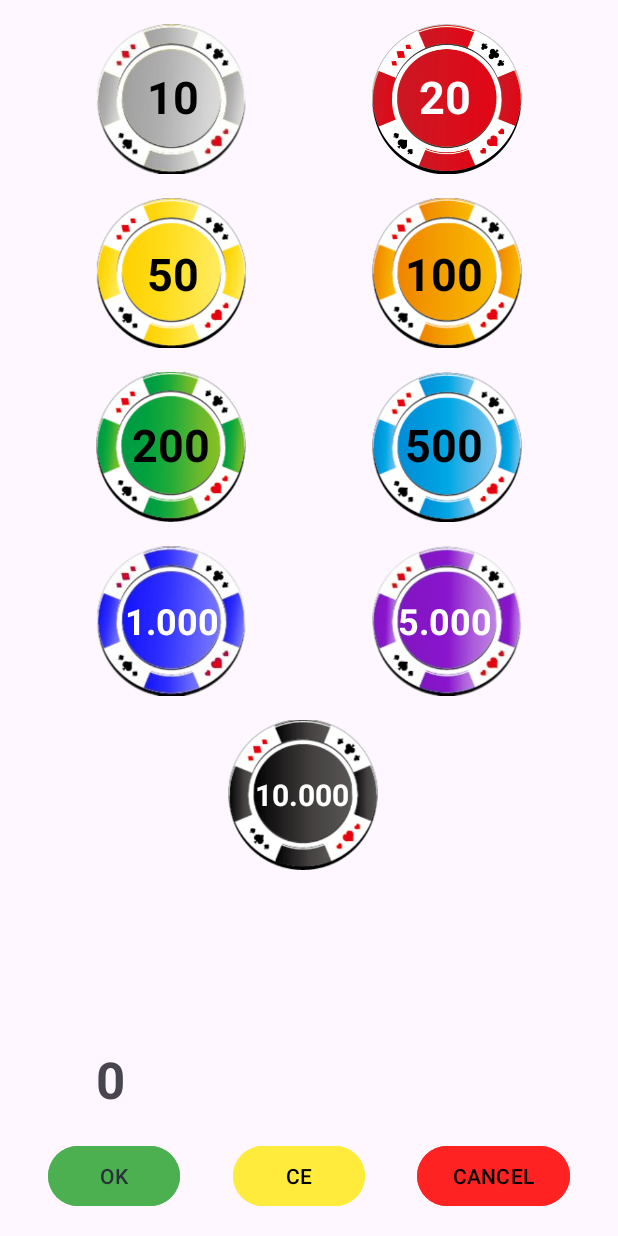
After one commit to AlessandroMaini/ChipsManager, an Android app: the BetActivity screen opened directly, with no data from a screen before it, on a phone screen of 412 x 824 dp. The commit adds this screen. Run offline under Robolectric (Android 15) with nearby library versions, the phone set to English and light mode, and no system bars.

Commit message:
update 03.09

```diff
--- a/app/src/main/AndroidManifest.xml
+++ b/app/src/main/AndroidManifest.xml
@@ -12,6 +12,9 @@
         android:supportsRtl="true"
         android:theme="@style/Theme.ChipsManager"
         tools:targetApi="31">
+        <activity
+            android:name=".BetActivity"
+            android:exported="false" />
         <activity
             android:name=".LobbyActivity"
             android:exported="false" />
--- /dev/null
+++ b/app/src/main/java/com/example/chipsmanager/BetActivity.java
@@ -0,0 +1,109 @@
+package com.example.chipsmanager;
+
+import androidx.appcompat.app.AppCompatActivity;
+
+import android.content.Intent;
+import android.os.Bundle;
+import android.view.View;
+import android.widget.Button;
+import android.widget.ImageButton;
+import android.widget.TextView;
+import android.widget.Toast;
+
+public class BetActivity extends AppCompatActivity {
+    private ImageButton chip0;
+    private ImageButton chip1;
+    private ImageButton chip2;
+    private ImageButton chip3;
+    private ImageButton chip4;
+    private ImageButton chip5;
+    private ImageButton chip6;
+    private ImageButton chip7;
+    private ImageButton chip8;
+    private Button ok;
+    private Button cancel;
+    private Button reset;
+    private TextView bet_import;
+
+
+    @Override
+    protected void onCreate(Bundle savedInstanceState) {
+        super.onCreate(savedInstanceState);
+        setContentView(R.layout.activity_bet);
+
+        chip0 = findViewById(R.id.chip0);
+        chip1 = findViewById(R.id.chip1);
+        chip2 = findViewById(R.id.chip2);
+        chip3 = findViewById(R.id.chip3);
+        chip4 = findViewById(R.id.chip4);
+        chip5 = findViewById(R.id.chip5);
+        chip6 = findViewById(R.id.chip6);
+        chip7 = findViewById(R.id.chip7);
+        chip8 = findViewById(R.id.chip8);
+        ok = findViewById(R.id.ok_bet);
+        cancel = findViewById(R.id.cancel_bet);
+        reset = findViewById(R.id.reset_bet);
+        bet_import = findViewById(R.id.bet_import);
+
+        String type = getIntent().getStringExtra("Type");
+        String lobby_name = getIntent().getStringExtra("Lobby");
+        String user_name = getIntent().getStringExtra("User");
+        bet_import.setText("0");
+
+        chip0.setOnClickListener(v -> showBetImport(bet_import, 10));
+
+        chip1.setOnClickListener(v -> showBetImport(bet_import, 20));
+
+        chip2.setOnClickListener(v -> showBetImport(bet_import, 50));
+
+        chip3.setOnClickListener(v -> showBetImport(bet_import, 100));
+
+        chip4.setOnClickListener(v -> showBetImport(bet_import, 200));
+
+        chip5.setOnClickListener(v -> showBetImport(bet_import, 500));
+
+        chip6.setOnClickListener(v -> showBetImport(bet_import, 1000));
+
+        chip7.setOnClickListener(v -> showBetImport(bet_import, 5000));
+
+        chip8.setOnClickListener(v -> showBetImport(bet_import, 10000));
+
+        cancel.setOnClickListener(v -> {
+            startActivity(new Intent(BetActivity.this, LobbyActivity.class));
+            finish();
+        });
+
+        reset.setOnClickListener(new View.OnClickListener() {
+            @Override
+            public void onClick(View v) {
+                bet_import.setText("0");
+            }
+        });
+
+        ok.setOnClickListener(new View.OnClickListener() {
+            @Override
+            public void onClick(View v) {
+                if (type.equals("take")) {
+                    takePartialPot(lobby_name, user_name, bet_import);
+                } else {
+                    betImport(lobby_name, user_name, bet_import);
+                }
+                startActivity(new Intent(BetActivity.this, LobbyActivity.class));
+                finish();
+            }
+        });
+    }
+
+    private void betImport(String lobby_name, String user_name, TextView bet_import) {
+    }
+
+    private void takePartialPot(String lobby_name, String user_name, TextView bet_import) {
+
+    }
+
+    private void showBetImport(TextView bet_import, int add_value) {
+        int current_import = Integer.parseInt(bet_import.getText().toString());
+        current_import += add_value;
+        bet_import.setText(String.valueOf(current_import));
+    }
+}
--- a/app/src/main/java/com/example/chipsmanager/LobbyActivity.java
+++ b/app/src/main/java/com/example/chipsmanager/LobbyActivity.java
@@ -2,9 +2,15 @@ package com.example.chipsmanager;
 
 import android.content.Intent;
 import android.os.Bundle;
+import android.view.Gravity;
+import android.view.LayoutInflater;
+import android.view.MotionEvent;
+import android.view.View;
 import android.widget.ArrayAdapter;
 import android.widget.Button;
+import android.widget.LinearLayout;
 import android.widget.ListView;
+import android.widget.PopupWindow;
 import android.widget.TextView;
 import android.widget.Toast;
 
@@ -121,6 +127,17 @@ public class LobbyActivity extends AppCompatActivity {
 
         take_all.setOnClickListener(v -> withdrawAllPot(user_name, lobby_name));
 
+        take_partial.setOnClickListener(new View.OnClickListener() {
+            @Override
+            public void onClick(View v) {
+                Intent take_intent = new Intent(LobbyActivity.this, BetActivity.class);
+                take_intent.putExtra("Type", "take");
+                take_intent.putExtra("Lobby", lobby_name);
+                take_intent.putExtra("User", user_name);
+                startActivity(take_intent);
+            }
+        });
+
         bet.setOnClickListener(v -> potReference.get().addOnCompleteListener(task -> {
             if (task.isSuccessful()) {
                 userReference.child("balance").get().addOnCompleteListener(task1 -> {
@@ -190,4 +207,5 @@ public class LobbyActivity extends AppCompatActivity {
             }
         });
     }
+
 }
--- /dev/null
+++ b/app/src/main/res/layout/activity_bet.xml
@@ -0,0 +1,281 @@
+<?xml version="1.0" encoding="utf-8"?>
+<androidx.constraintlayout.widget.ConstraintLayout xmlns:android="http://schemas.android.com/apk/res/android"
+    xmlns:app="http://schemas.android.com/apk/res-auto"
+    xmlns:tools="http://schemas.android.com/tools"
+    android:layout_width="match_parent"
+    android:layout_height="match_parent"
+    tools:context=".BetActivity">
+
+    <ImageButton
+        android:id="@+id/chip0"
+        android:layout_width="100dp"
+        android:layout_height="100dp"
+        android:layout_marginStart="64dp"
+        android:layout_marginTop="16dp"
+        android:background="@drawable/chip_0"
+        app:layout_constraintStart_toStartOf="parent"
+        app:layout_constraintTop_toTopOf="parent"
+        tools:ignore="SpeakableTextPresentCheck"
+        android:importantForAccessibility="no" />
+
+    <ImageButton
+        android:id="@+id/chip1"
+        android:layout_width="100dp"
+        android:layout_height="100dp"
+        android:layout_marginTop="16dp"
+        android:layout_marginEnd="64dp"
+        android:background="@drawable/chip_1"
+        app:layout_constraintEnd_toEndOf="parent"
+        app:layout_constraintTop_toTopOf="parent"
+        tools:ignore="SpeakableTextPresentCheck"
+        android:importantForAccessibility="no" />
+
+    <ImageButton
+        android:id="@+id/chip2"
+        android:layout_width="100dp"
+        android:layout_height="100dp"
+        android:layout_marginStart="64dp"
+        android:layout_marginTop="16dp"
+        android:background="@drawable/chip_2"
+        app:layout_constraintStart_toStartOf="parent"
+        app:layout_constraintTop_toBottomOf="@+id/chip0"
+        tools:ignore="SpeakableTextPresentCheck"
+        android:importantForAccessibility="no" />
+
+    <ImageButton
+        android:id="@+id/chip3"
+        android:layout_width="100dp"
+        android:layout_height="100dp"
+        android:layout_marginTop="16dp"
+        android:layout_marginEnd="64dp"
+        android:background="@drawable/chip_3"
+        app:layout_constraintEnd_toEndOf="parent"
+        app:layout_constraintTop_toBottomOf="@+id/chip1"
+        tools:ignore="SpeakableTextPresentCheck"
+        android:importantForAccessibility="no" />
+
+    <ImageButton
+        android:id="@+id/chip4"
+        android:layout_width="100dp"
+        android:layout_height="100dp"
+        android:layout_marginStart="64dp"
+        android:layout_marginTop="16dp"
+        android:background="@drawable/chip_4"
+        app:layout_constraintStart_toStartOf="parent"
+        app:layout_constraintTop_toBottomOf="@+id/chip2"
+        tools:ignore="SpeakableTextPresentCheck"
+        android:importantForAccessibility="no" />
+
+    <ImageButton
+        android:id="@+id/chip5"
+        android:layout_width="100dp"
+        android:layout_height="100dp"
+        android:layout_marginTop="16dp"
+        android:layout_marginEnd="64dp"
+        android:background="@drawable/chip_5"
+        app:layout_constraintEnd_toEndOf="parent"
+        app:layout_constraintTop_toBottomOf="@+id/chip3"
+        tools:ignore="SpeakableTextPresentCheck"
+        android:importantForAccessibility="no" />
+
+    <ImageButton
+        android:id="@+id/chip6"
+        android:layout_width="100dp"
+        android:layout_height="100dp"
+        android:layout_marginStart="64dp"
+        android:layout_marginTop="16dp"
+        android:background="@drawable/chip_6"
+        app:layout_constraintStart_toStartOf="parent"
+        app:layout_constraintTop_toBottomOf="@+id/chip4"
+        tools:ignore="SpeakableTextPresentCheck"
+        android:importantForAccessibility="no" />
+
+    <ImageButton
+        android:id="@+id/chip7"
+        android:layout_width="100dp"
+        android:layout_height="100dp"
+        android:layout_marginTop="16dp"
+        android:layout_marginEnd="64dp"
+        android:background="@drawable/chip_7"
+        app:layout_constraintEnd_toEndOf="parent"
+        app:layout_constraintTop_toBottomOf="@+id/chip5"
+        tools:ignore="SpeakableTextPresentCheck"
+        android:importantForAccessibility="no" />
+
+    <ImageButton
+        android:id="@+id/chip8"
+        android:layout_width="100dp"
+        android:layout_height="100dp"
+        android:layout_marginStart="152dp"
+        android:layout_marginTop="16dp"
+        android:background="@drawable/chip_8"
+        app:layout_constraintStart_toStartOf="parent"
+        app:layout_constraintTop_toBottomOf="@+id/chip6"
+        tools:ignore="SpeakableTextPresentCheck"
+        android:importantForAccessibility="no" />
+
+    <TextView
+        android:id="@+id/textView13"
+        android:layout_width="wrap_content"
+        android:layout_height="wrap_content"
+        android:layout_marginStart="98dp"
+        android:layout_marginTop="44dp"
+        android:text="@string/_10"
+        android:textColor="#000000"
+        android:textSize="30sp"
+        android:textStyle="bold"
+        app:layout_constraintStart_toStartOf="parent"
+        app:layout_constraintTop_toTopOf="parent" />
+
+    <TextView
+        android:id="@+id/textView12"
+        android:layout_width="wrap_content"
+        android:layout_height="wrap_content"
+        android:layout_marginTop="44dp"
+        android:layout_marginEnd="98dp"
+        android:text="@string/_20"
+        android:textColor="#FFFFFF"
+        android:textSize="30sp"
+        android:textStyle="bold"
+        app:layout_constraintEnd_toEndOf="parent"
+        app:layout_constraintTop_toTopOf="parent" />
+
+    <TextView
+        android:id="@+id/textView11"
+        android:layout_width="wrap_content"
+        android:layout_height="wrap_content"
+        android:layout_marginStart="98dp"
+        android:layout_marginTop="162dp"
+        android:text="@string/_50"
+        android:textColor="#000000"
+        android:textSize="30sp"
+        android:textStyle="bold"
+        app:layout_constraintStart_toStartOf="parent"
+        app:layout_constraintTop_toTopOf="parent" />
+
+    <TextView
+        android:id="@+id/textView10"
+        android:layout_width="wrap_content"
+        android:layout_height="wrap_content"
+        android:layout_marginTop="162dp"
+        android:layout_marginEnd="90dp"
+        android:text="@string/_100"
+        android:textColor="#000000"
+        android:textSize="30sp"
+        android:textStyle="bold"
+        app:layout_constraintEnd_toEndOf="parent"
+        app:layout_constraintTop_toTopOf="parent" />
+
+    <TextView
+        android:id="@+id/textView9"
+        android:layout_width="wrap_content"
+        android:layout_height="wrap_content"
+        android:layout_marginStart="88dp"
+        android:layout_marginTop="276dp"
+        android:text="@string/_200"
+        android:textColor="#000000"
+        android:textSize="30sp"
+        android:textStyle="bold"
+        app:layout_constraintStart_toStartOf="parent"
+        app:layout_constraintTop_toTopOf="parent" />
+
+    <TextView
+        android:id="@+id/textView5"
+        android:layout_width="wrap_content"
+        android:layout_height="wrap_content"
+        android:layout_marginTop="276dp"
+        android:layout_marginEnd="90dp"
+        android:text="@string/_500"
+        android:textColor="#000000"
+        android:textSize="30sp"
+        android:textStyle="bold"
+        app:layout_constraintEnd_toEndOf="parent"
+        app:layout_constraintTop_toTopOf="parent" />
+
+    <TextView
+        android:id="@+id/textView7"
+        android:layout_width="wrap_content"
+        android:layout_height="wrap_content"
+        android:layout_marginStart="83dp"
+        android:layout_marginTop="397dp"
+        android:text="@string/_1_000"
+        android:textColor="#FFFFFF"
+        android:textSize="24sp"
+        android:textStyle="bold"
+        app:layout_constraintStart_toStartOf="parent"
+        app:layout_constraintTop_toTopOf="parent" />
+
+    <TextView
+        android:id="@+id/textView6"
+        android:layout_width="wrap_content"
+        android:layout_height="wrap_content"
+        android:layout_marginTop="397dp"
+        android:layout_marginEnd="84dp"
+        android:text="@string/_5_000"
+        android:textColor="#FFFFFF"
+        android:textSize="24sp"
+        android:textStyle="bold"
+        app:layout_constraintEnd_toEndOf="parent"
+        app:layout_constraintTop_toTopOf="parent" />
+
+    <TextView
+        android:id="@+id/textView8"
+        android:layout_width="wrap_content"
+        android:layout_height="wrap_content"
+        android:layout_marginStart="170dp"
+        android:layout_marginTop="516dp"
+        android:text="@string/_10_000"
+        android:textColor="#FFFFFF"
+        android:textSize="20sp"
+        android:textStyle="bold"
+        app:layout_constraintStart_toStartOf="parent"
+        app:layout_constraintTop_toTopOf="parent" />
+
+    <TextView
+        android:id="@+id/bet_import"
+        android:layout_width="wrap_content"
+        android:layout_height="wrap_content"
+        android:layout_marginStart="64dp"
+        android:layout_marginBottom="82dp"
+        android:textSize="34sp"
+        android:textStyle="bold"
+        app:layout_constraintBottom_toBottomOf="parent"
+        app:layout_constraintStart_toStartOf="parent" />
+
+    <Button
+        android:id="@+id/ok_bet"
+        android:layout_width="wrap_content"
+        android:layout_height="wrap_content"
+        android:layout_marginStart="32dp"
+        android:layout_marginBottom="16dp"
+        android:backgroundTint="#4CAF50"
+        android:text="@string/ok"
+        android:textColor="#263238"
+        app:layout_constraintBottom_toBottomOf="parent"
+        app:layout_constraintStart_toStartOf="parent" />
+
+    <Button
+        android:id="@+id/cancel_bet"
+        android:layout_width="wrap_content"
+        android:layout_height="wrap_content"
+        android:layout_marginEnd="32dp"
+        android:layout_marginBottom="16dp"
+        android:backgroundTint="#FF2222"
+        android:text="@string/cancel"
+        android:textColor="#000000"
+        app:layout_constraintBottom_toBottomOf="parent"
+        app:layout_constraintEnd_toEndOf="parent" />
+
+    <Button
+        android:id="@+id/reset_bet"
+        android:layout_width="wrap_content"
+        android:layout_height="wrap_content"
+        android:layout_marginStart="35dp"
+        android:layout_marginBottom="16dp"
+        android:backgroundTint="#FFEB3B"
+        android:text="@string/ce"
+        android:textColor="#000000"
+        app:layout_constraintBottom_toBottomOf="parent"
+        app:layout_constraintStart_toEndOf="@+id/ok_bet" />
+
+</androidx.constraintlayout.widget.ConstraintLayout>
--- a/app/src/main/res/values/strings.xml
+++ b/app/src/main/res/values/strings.xml
@@ -18,4 +18,16 @@
     <string name="take_partial">Take PARTIAL</string>
     <string name="bet">BET</string>
     <string name="fold">FOLD</string>
+    <string name="_10">10</string>
+    <string name="_20">20</string>
+    <string name="_50">50</string>
+    <string name="_100">100</string>
+    <string name="_200">200</string>
+    <string name="_500">500</string>
+    <string name="_1_000">1.000</string>
+    <string name="_5_000">5.000</string>
+    <string name="_10_000">10.000</string>
+    <string name="ok">OK</string>
+    <string name="cancel">CANCEL</string>
+    <string name="ce">CE</string>
 </resources>
```
Also changed, not shown: app/src/main/res/drawable/chip_0.png (added), app/src/main/res/drawable/chip_1.png (added), app/src/main/res/drawable/chip_2.png (added), app/src/main/res/drawable/chip_3.png (added), app/src/main/res/drawable/chip_4.png (added), app/src/main/res/drawable/chip_5.png (added), app/src/main/res/drawable/chip_6.png (added), app/src/main/res/drawable/chip_7.png (added), app/src/main/res/drawable/chip_8.png (added).
